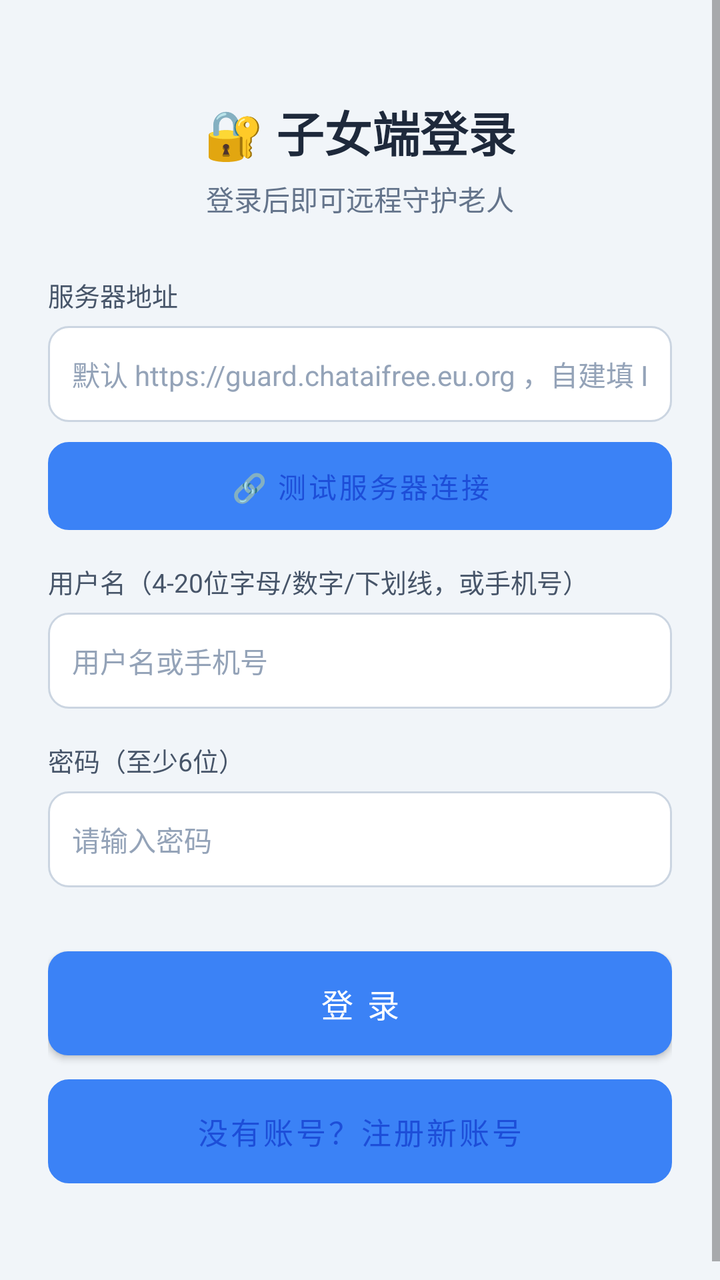
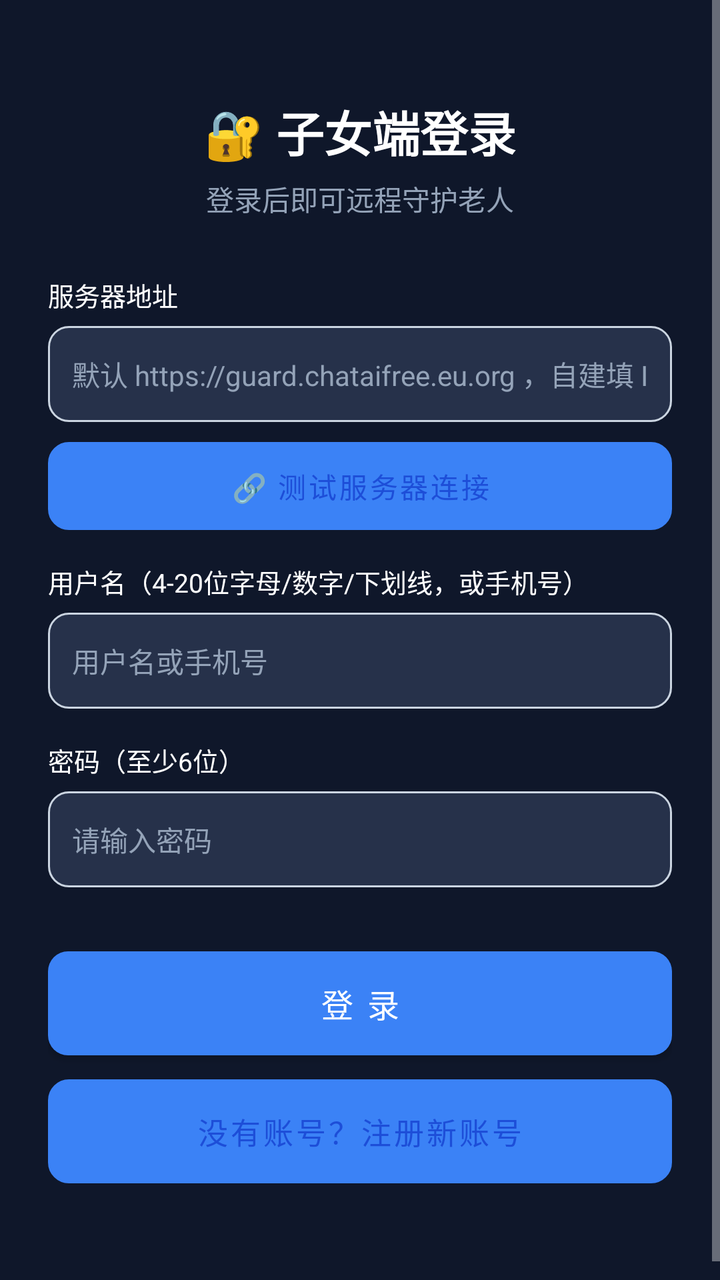

Before-and-after screenshots of an Android layout around one commit, followed by the original layout XML and the change that was made.
<!-- AndroidManifest.xml: application theme Theme.AntiFraudGuard -->
<!-- res/layout/activity_family_login.xml -->
<?xml version="1.0" encoding="utf-8"?>
<ScrollView xmlns:android="http://schemas.android.com/apk/res/android"
    android:layout_width="match_parent"
    android:layout_height="match_parent"
    android:background="#F1F5F9"
    android:fillViewport="true">

    <LinearLayout
        android:layout_width="match_parent"
        android:layout_height="wrap_content"
        android:orientation="vertical"
        android:padding="24dp">

        <TextView
            android:id="@+id/tv_login_title"
            android:layout_width="wrap_content"
            android:layout_height="wrap_content"
            android:layout_gravity="center_horizontal"
            android:layout_marginTop="24dp"
            android:text="🔐 子女端登录"
            android:textColor="#1E293B"
            android:textSize="24sp"
            android:textStyle="bold" />

        <TextView
            android:layout_width="wrap_content"
            android:layout_height="wrap_content"
            android:layout_gravity="center_horizontal"
            android:layout_marginTop="6dp"
            android:layout_marginBottom="28dp"
            android:text="登录后即可远程守护老人"
            android:textColor="#64748B"
            android:textSize="14sp" />

        <TextView
            android:layout_width="wrap_content"
            android:layout_height="wrap_content"
            android:text="服务器地址"
            android:textColor="#475569"
            android:textSize="13sp" />

        <EditText
            android:id="@+id/et_server_url"
            android:layout_width="match_parent"
            android:layout_height="48dp"
            android:layout_marginTop="6dp"
            android:background="@drawable/bg_input"
            android:hint="默认 https://guard.chataifree.eu.org ，自建填 IP:3000"
            android:textColor="#1E293B"
            android:textColorHint="#94A3B8"
            android:inputType="textUri"
            android:paddingHorizontal="12dp"
            android:textSize="14sp" />

        <Button
            android:id="@+id/btn_test_connection"
            android:layout_width="match_parent"
            android:layout_height="44dp"
            android:layout_marginTop="10dp"
            android:background="@drawable/bg_input"
            android:backgroundTint="#00000000"
            android:stateListAnimator="@null"
            android:text="🔗 测试服务器连接"
            android:textColor="#1D4ED8"
            android:textSize="14sp" />

        <TextView
            android:layout_width="wrap_content"
            android:layout_height="wrap_content"
            android:layout_marginTop="16dp"
            android:text="用户名（4-20位字母/数字/下划线，或手机号）"
            android:textColor="#475569"
            android:textSize="13sp" />

        <EditText
            android:id="@+id/et_username"
            android:layout_width="match_parent"
            android:layout_height="48dp"
            android:layout_marginTop="6dp"
            android:background="@drawable/bg_input"
            android:hint="用户名或手机号"
            android:textColor="#1E293B"
            android:textColorHint="#94A3B8"
            android:inputType="text"
            android:paddingHorizontal="12dp"
            android:textSize="14sp" />

        <TextView
            android:layout_width="wrap_content"
            android:layout_height="wrap_content"
            android:layout_marginTop="16dp"
            android:text="密码（至少6位）"
            android:textColor="#475569"
            android:textSize="13sp" />

        <EditText
            android:id="@+id/et_password"
            android:layout_width="match_parent"
            android:layout_height="48dp"
            android:layout_marginTop="6dp"
            android:background="@drawable/bg_input"
            android:hint="请输入密码"
            android:textColor="#1E293B"
            android:textColorHint="#94A3B8"
            android:inputType="textPassword"
            android:paddingHorizontal="12dp"
            android:textSize="14sp" />

        <TextView
            android:id="@+id/label_phone"
            android:layout_width="wrap_content"
            android:layout_height="wrap_content"
            android:layout_marginTop="16dp"
            android:text="手机号 *（必填，紧急时一键拨给子女）"
            android:textColor="#475569"
            android:textSize="13sp"
            android:visibility="gone" />

        <EditText
            android:id="@+id/et_phone"
            android:layout_width="match_parent"
            android:layout_height="48dp"
            android:layout_marginTop="6dp"
            android:background="@drawable/bg_input"
            android:hint="11 位手机号（必填）"
            android:textColor="#1E293B"
            android:textColorHint="#94A3B8"
            android:inputType="phone"
            android:maxLength="13"
            android:paddingHorizontal="12dp"
            android:textSize="14sp"
            android:visibility="gone" />

        <TextView
            android:id="@+id/label_nickname"
            android:layout_width="wrap_content"
            android:layout_height="wrap_content"
            android:layout_marginTop="16dp"
            android:text="昵称（如：张强(儿子)）"
            android:textColor="#475569"
            android:textSize="13sp"
            android:visibility="gone" />

        <EditText
            android:id="@+id/et_nickname"
            android:layout_width="match_parent"
            android:layout_height="48dp"
            android:layout_marginTop="6dp"
            android:background="@drawable/bg_input"
            android:hint="如：张强(儿子)"
            android:textColor="#1E293B"
            android:textColorHint="#94A3B8"
            android:inputType="text"
            android:paddingHorizontal="12dp"
            android:textSize="14sp"
            android:visibility="gone" />

        <Button
            android:id="@+id/btn_login"
            android:layout_width="match_parent"
            android:layout_height="52dp"
            android:layout_marginTop="32dp"
            android:background="@drawable/bg_btn_primary"
            android:text="登 录"
            android:textColor="#FFFFFF"
            android:textSize="16sp" />

        <Button
            android:id="@+id/btn_register"
            android:layout_width="match_parent"
            android:layout_height="52dp"
            android:layout_marginTop="12dp"
            android:background="@drawable/bg_input"
            android:text="没有账号？注册新账号"
            android:textColor="#1D4ED8"
            android:textSize="15sp"
            android:backgroundTint="#00000000"
            android:stateListAnimator="@null" />

        <TextView
            android:id="@+id/tv_login_status"
            android:layout_width="match_parent"
            android:layout_height="wrap_content"
            android:layout_marginTop="16dp"
            android:gravity="center"
            android:textColor="#EF4444"
            android:textSize="13sp" />

    </LinearLayout>
</ScrollView>
<!-- resources referenced by this layout -->
<resources>
  <!-- drawable bg_btn_primary (drawable) -->
  <?xml version="1.0" encoding="utf-8"?>
  <shape xmlns:android="http://schemas.android.com/apk/res/android" android:shape="rectangle">
      <solid android:color="#3B82F6" />
      <corners android:radius="10dp" />
  </shape>
  <!-- drawable bg_input (drawable) -->
  <?xml version="1.0" encoding="utf-8"?>
  <shape xmlns:android="http://schemas.android.com/apk/res/android" android:shape="rectangle">
      <solid android:color="#FFFFFF" />
      <corners android:radius="10dp" />
      <stroke android:width="1dp" android:color="#CBD5E1" />
  </shape>
  <style name="Theme.AntiFraudGuard" parent="Theme.MaterialComponents.DayNight.NoActionBar">
          
          <item name="colorPrimary">@color/blue_500</item>
          <item name="colorPrimaryVariant">@color/blue_700</item>
          <item name="colorOnPrimary">@color/white</item>
          
          <item name="colorSecondary">@color/emerald_500</item>
          <item name="colorSecondaryVariant">@color/emerald_700</item>
          <item name="colorOnSecondary">@color/white</item>
          
          <item name="android:statusBarColor">#0F172A</item>
          <item name="android:windowBackground">#0F172A</item>
      </style>
  <color name="blue_500">#3B82F6</color>
  <color name="blue_700">#1D4ED8</color>
  <color name="white">#FFFFFFFF</color>
  <color name="emerald_500">#10B981</color>
  <color name="emerald_700">#047857</color>
</resources>

<!-- the commit's change to res/layout/activity_family_login.xml (unified diff, before → after) -->
@@ -2,7 +2,7 @@
 <ScrollView xmlns:android="http://schemas.android.com/apk/res/android"
     android:layout_width="match_parent"
     android:layout_height="match_parent"
-    android:background="#F1F5F9"
+    android:background="?attr/appBg"
     android:fillViewport="true">
 
     <LinearLayout
@@ -18,7 +18,7 @@
             android:layout_gravity="center_horizontal"
             android:layout_marginTop="24dp"
             android:text="🔐 子女端登录"
-            android:textColor="#1E293B"
+            android:textColor="?attr/appText"
             android:textSize="24sp"
             android:textStyle="bold" />
 
@@ -29,14 +29,14 @@
             android:layout_marginTop="6dp"
             android:layout_marginBottom="28dp"
             android:text="登录后即可远程守护老人"
-            android:textColor="#64748B"
+            android:textColor="?attr/appTextDim"
             android:textSize="14sp" />
 
         <TextView
             android:layout_width="wrap_content"
             android:layout_height="wrap_content"
             android:text="服务器地址"
-            android:textColor="#475569"
+            android:textColor="?attr/appText"
             android:textSize="13sp" />
 
         <EditText
@@ -46,7 +46,7 @@
             android:layout_marginTop="6dp"
             android:background="@drawable/bg_input"
             android:hint="默认 https://guard.chataifree.eu.org ，自建填 IP:3000"
-            android:textColor="#1E293B"
+            android:textColor="?attr/appText"
             android:textColorHint="#94A3B8"
             android:inputType="textUri"
             android:paddingHorizontal="12dp"
@@ -69,7 +69,7 @@
             android:layout_height="wrap_content"
             android:layout_marginTop="16dp"
             android:text="用户名（4-20位字母/数字/下划线，或手机号）"
-            android:textColor="#475569"
+            android:textColor="?attr/appText"
             android:textSize="13sp" />
 
         <EditText
@@ -79,7 +79,7 @@
             android:layout_marginTop="6dp"
             android:background="@drawable/bg_input"
             android:hint="用户名或手机号"
-            android:textColor="#1E293B"
+            android:textColor="?attr/appText"
             android:textColorHint="#94A3B8"
             android:inputType="text"
             android:paddingHorizontal="12dp"
@@ -90,7 +90,7 @@
             android:layout_height="wrap_content"
             android:layout_marginTop="16dp"
             android:text="密码（至少6位）"
-            android:textColor="#475569"
+            android:textColor="?attr/appText"
             android:textSize="13sp" />
 
         <EditText
@@ -100,7 +100,7 @@
             android:layout_marginTop="6dp"
             android:background="@drawable/bg_input"
             android:hint="请输入密码"
-            android:textColor="#1E293B"
+            android:textColor="?attr/appText"
             android:textColorHint="#94A3B8"
             android:inputType="textPassword"
             android:paddingHorizontal="12dp"
@@ -112,7 +112,7 @@
             android:layout_height="wrap_content"
             android:layout_marginTop="16dp"
             android:text="手机号 *（必填，紧急时一键拨给子女）"
-            android:textColor="#475569"
+            android:textColor="?attr/appText"
             android:textSize="13sp"
             android:visibility="gone" />
 
@@ -123,7 +123,7 @@
             android:layout_marginTop="6dp"
             android:background="@drawable/bg_input"
             android:hint="11 位手机号（必填）"
-            android:textColor="#1E293B"
+            android:textColor="?attr/appText"
             android:textColorHint="#94A3B8"
             android:inputType="phone"
             android:maxLength="13"
@@ -137,7 +137,7 @@
             android:layout_height="wrap_content"
             android:layout_marginTop="16dp"
             android:text="昵称（如：张强(儿子)）"
-            android:textColor="#475569"
+            android:textColor="?attr/appText"
             android:textSize="13sp"
             android:visibility="gone" />
 
@@ -148,7 +148,7 @@
             android:layout_marginTop="6dp"
             android:background="@drawable/bg_input"
             android:hint="如：张强(儿子)"
-            android:textColor="#1E293B"
+            android:textColor="?attr/appText"
             android:textColorHint="#94A3B8"
             android:inputType="text"
             android:paddingHorizontal="12dp"
<!-- resource entries referenced after the edit -->
@@ -9,11 +9,11 @@
   <!-- drawable bg_input (drawable) -->
   <?xml version="1.0" encoding="utf-8"?>
   <shape xmlns:android="http://schemas.android.com/apk/res/android" android:shape="rectangle">
-      <solid android:color="#FFFFFF" />
+      <solid android:color="?attr/appInputBg" />
       <corners android:radius="10dp" />
       <stroke android:width="1dp" android:color="#CBD5E1" />
   </shape>
-  <style name="Theme.AntiFraudGuard" parent="Theme.MaterialComponents.DayNight.NoActionBar">
+  <style name="Theme.AntiFraudGuard" parent="Theme.MaterialComponents.NoActionBar">
           
           <item name="colorPrimary">@color/blue_500</item>
           <item name="colorPrimaryVariant">@color/blue_700</item>
@@ -22,9 +22,20 @@
           <item name="colorSecondary">@color/emerald_500</item>
           <item name="colorSecondaryVariant">@color/emerald_700</item>
           <item name="colorOnSecondary">@color/white</item>
+  
+          <item name="appBg">#0F172A</item>
+          <item name="appCard">#1E293B</item>
+          <item name="appCardAlt">#26314A</item>
+          <item name="appText">#FFFFFF</item>
+          <item name="appTextDim">#94A3B8</item>
+          <item name="appDivider">#334155</item>
+          <item name="appInputBg">#26314A</item>
+          <item name="appInputText">#FFFFFF</item>
+  
           
           <item name="android:statusBarColor">#0F172A</item>
           <item name="android:windowBackground">#0F172A</item>
+          <item name="android:navigationBarColor">#0F172A</item>
       </style>
   <color name="blue_500">#3B82F6</color>
   <color name="blue_700">#1D4ED8</color>
